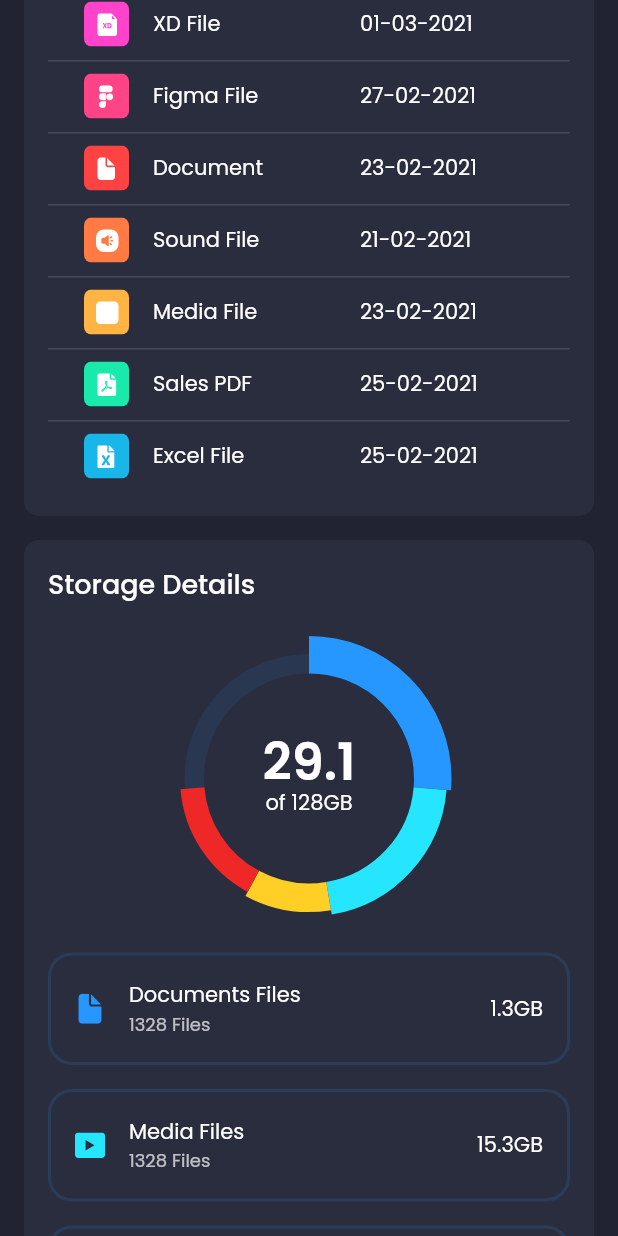
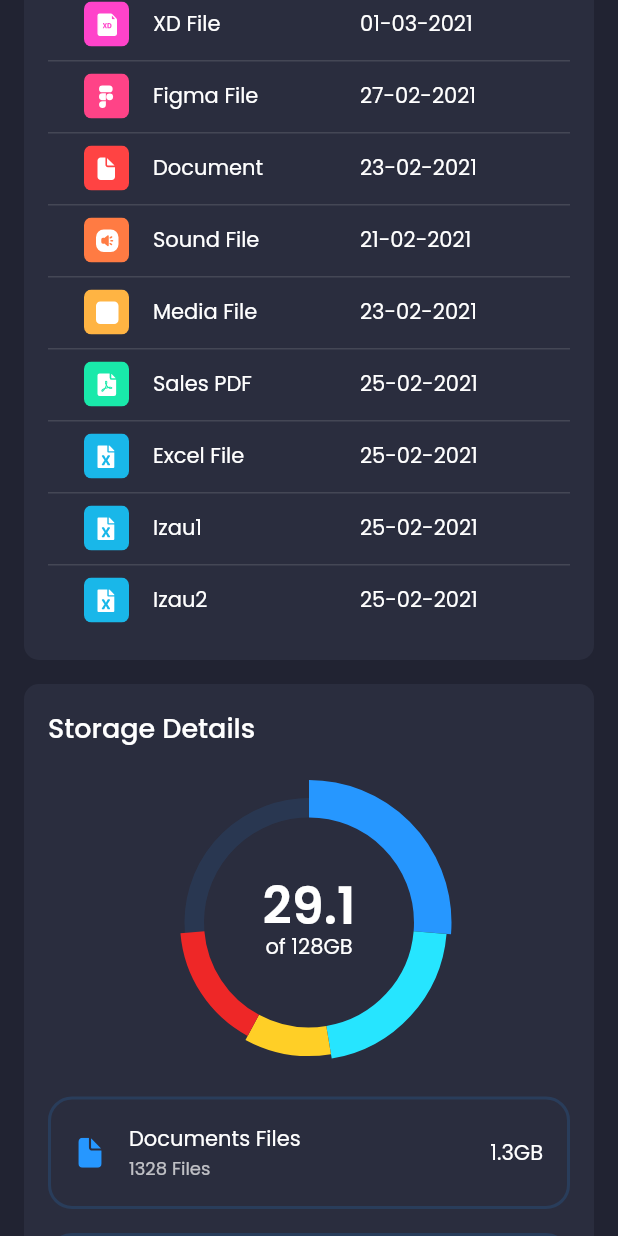
Before and after one commit to izauaraujo/AD-Porto-Frontend, a Flutter app: the MainScreen screen opened directly, scrolled down 576 dp, on a phone screen of 412 x 824 dp. Run offline on Flutter 3.47's test engine with Material 2 defaults, Android fonts, the phone set to English and light mode, and no system bars; drawn by our look-alikes of data_table_2, fl_chart; our stand-ins replace brasil_fields, dio, firebase_core, flutter_svg, google_fonts, image_picker; accounts and stored records are empty; network calls fail; statements that could not run were skipped; project files that could hold a hidden picture were left out.

Commit message:
atualização

```diff
--- a/lib/models/RecentFile.dart
+++ b/lib/models/RecentFile.dart
@@ -1,3 +1,5 @@
+import '../../../controllers/repository/repositoryMember.dart';
+
 class RecentFile {
   final String? icon, title, date, size;
 
@@ -47,4 +49,16 @@ List demoRecentFiles = [
     date: "25-02-2021",
     size: "34.5mb",
   ),
+  RecentFile(
+    icon: "assets/icons/excle_file.svg",
+    title: "Izau1",
+    date: "25-02-2021",
+    size: "34.5mb",
+  ),
+  RecentFile(
+    icon: "assets/icons/excle_file.svg",
+    title: "Izau2",
+    date: "25-02-2021",
+    size: "34.5mb",
+  ),
 ];
--- a/lib/screens/main/components/login_page.dart
+++ b/lib/screens/main/components/login_page.dart
@@ -1,6 +1,8 @@
 import 'package:admin/controllers/MenuController.dart';
+import 'package:admin/controllers/repository/repositoryMember.dart';
 import 'package:admin/screens/main/main_screen.dart';
 import 'package:flutter/material.dart';
+import 'package:http/http.dart';
 import 'package:provider/provider.dart';
 
 class LoginPage extends StatefulWidget {
@@ -73,6 +75,7 @@ class _LoginPageState extends State<LoginPage> {
                 ),
                 ElevatedButton(
                   onPressed: () {
+                    RepositoryMember.getMember();
                     Navigator.push(context,
                         MaterialPageRoute(builder: (context) => MainScreen()));
                   },
```
Also changed, not shown: lib/controllers/repository/repositoryMember.dart (+11 -7 lines).
